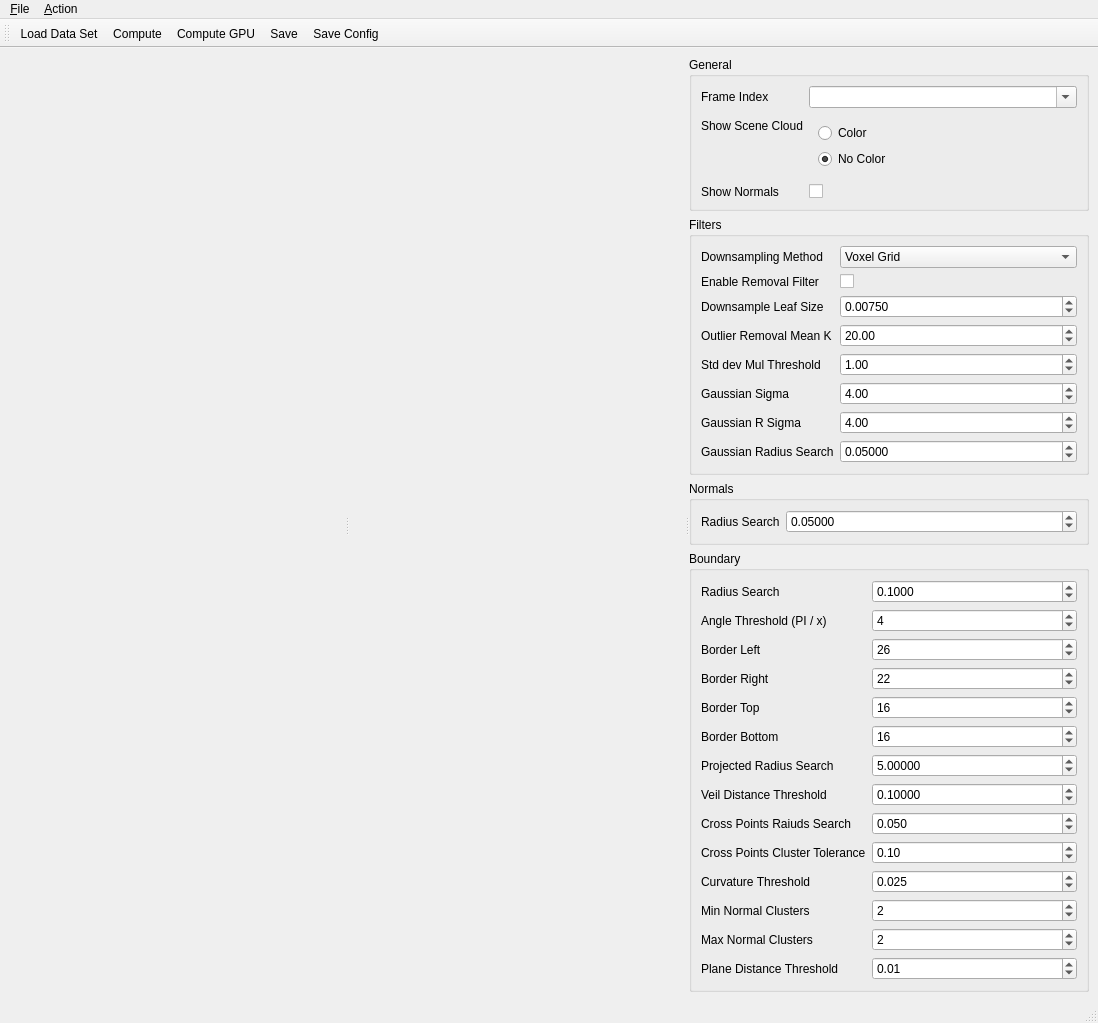
The window that src/ui/ToolWindowBoundaryExtractor.ui (oneminute/RecFLS) describes before a commit, drawn with Qt 5.
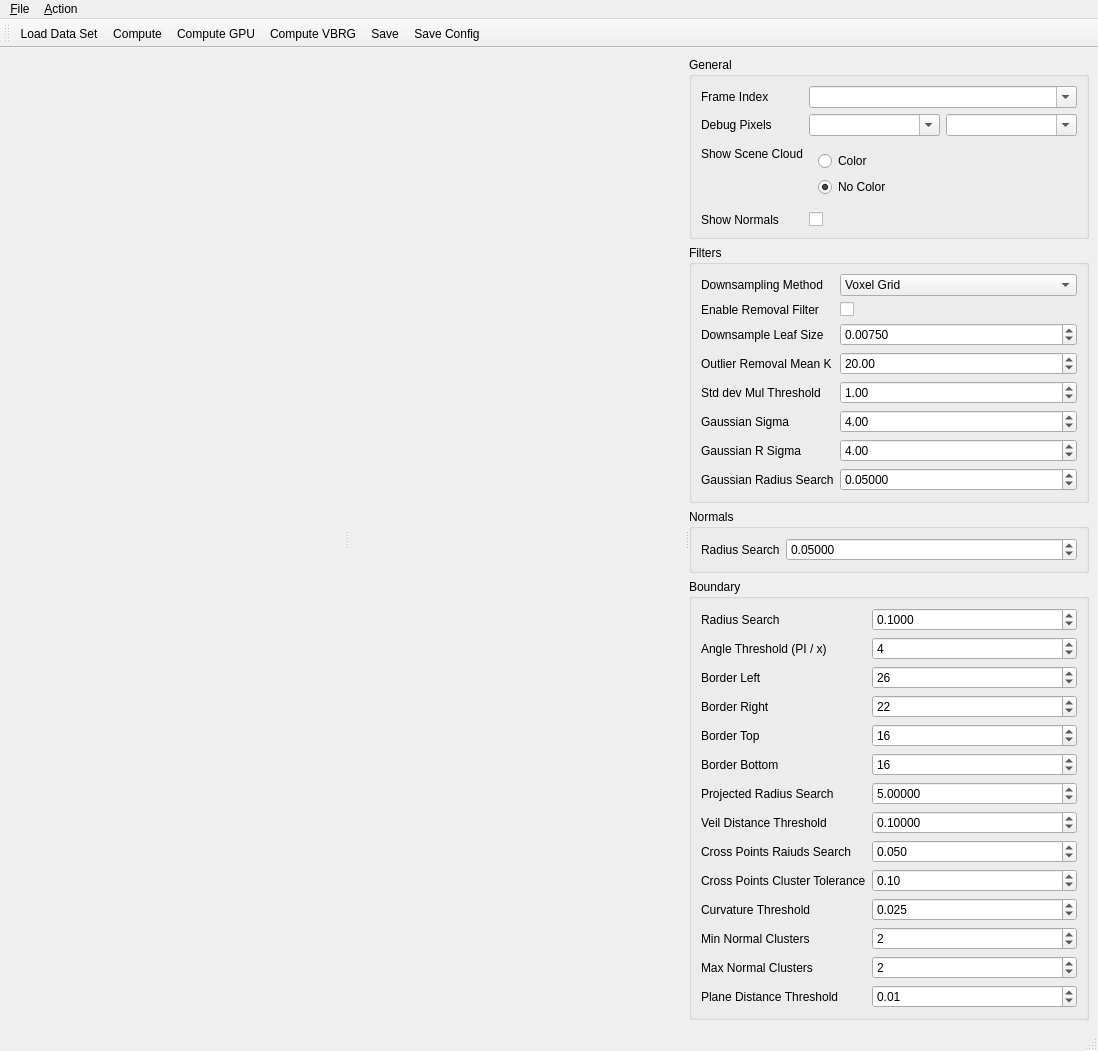
The same window after the commit.

The edit to the form file:
```diff
--- a/src/ui/ToolWindowBoundaryExtractor.ui
+++ b/src/ui/ToolWindowBoundaryExtractor.ui
@@ -7,7 +7,7 @@
     <x>0</x>
     <y>0</y>
     <width>1098</width>
-    <height>919</height>
+    <height>951</height>
    </rect>
   </property>
   <property name="windowTitle">
@@ -55,13 +55,38 @@
             </widget>
            </item>
            <item row="1" column="0">
+            <widget class="QLabel" name="label_27">
+             <property name="text">
+              <string>Debug Pixels</string>
+             </property>
+            </widget>
+           </item>
+           <item row="1" column="1">
+            <layout class="QHBoxLayout" name="horizontalLayout">
+             <item>
+              <widget class="QComboBox" name="comboBoxDebugX">
+               <property name="editable">
+                <bool>true</bool>
+               </property>
+              </widget>
+             </item>
+             <item>
+              <widget class="QComboBox" name="comboBoxDebugY">
+               <property name="editable">
+                <bool>true</bool>
+               </property>
+              </widget>
+             </item>
+            </layout>
+           </item>
+           <item row="2" column="0">
             <widget class="QLabel" name="label_6">
              <property name="text">
               <string>Show Scene Cloud</string>
              </property>
             </widget>
            </item>
-           <item row="1" column="1">
+           <item row="2" column="1">
             <widget class="QWidget" name="widget_3" native="true">
              <layout class="QVBoxLayout" name="verticalLayout_3">
               <item>
@@ -87,14 +112,14 @@
              </layout>
             </widget>
            </item>
-           <item row="2" column="0">
+           <item row="3" column="0">
             <widget class="QLabel" name="label_7">
              <property name="text">
               <string>Show Normals</string>
              </property>
             </widget>
            </item>
-           <item row="2" column="1">
+           <item row="3" column="1">
             <widget class="QCheckBox" name="checkBoxShowNormals">
              <property name="text">
               <string/>
@@ -644,6 +669,7 @@
    <addaction name="actionLoad_Data_Set"/>
    <addaction name="actionCompute"/>
    <addaction name="actionCompute_GPU"/>
+   <addaction name="actionCompute_VBRG"/>
    <addaction name="actionSave"/>
    <addaction name="actionSave_Config"/>
   </widget>
@@ -672,6 +698,11 @@
     <string>Compute GPU</string>
    </property>
   </action>
+  <action name="actionCompute_VBRG">
+   <property name="text">
+    <string>Compute VBRG</string>
+   </property>
+  </action>
  </widget>
  <resources/>
  <connections/>
```
